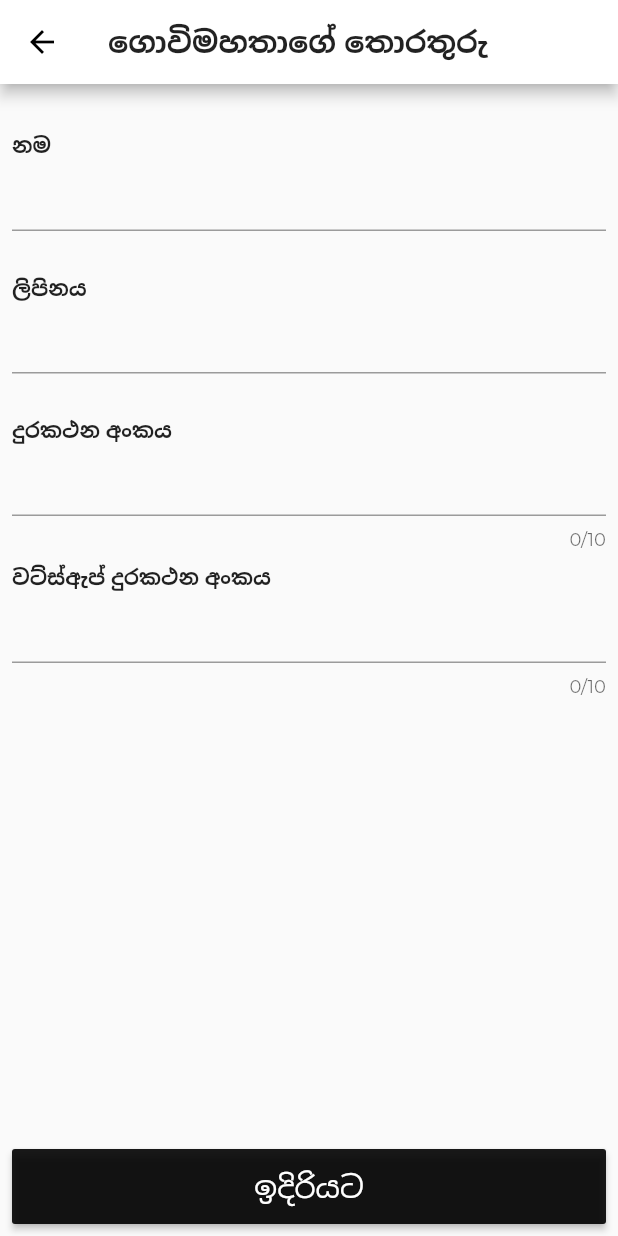
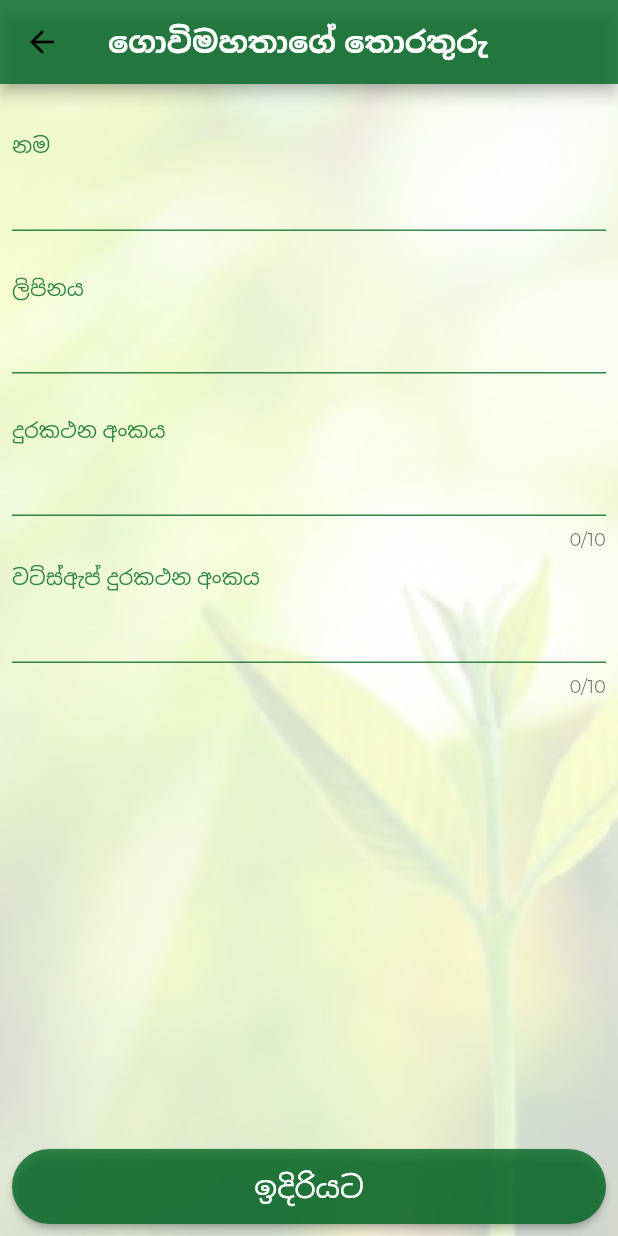
Before and after one commit to chamithchathuka/goviwiruvo_app, a Flutter app: the AddFarmer screen opened by its route, on a phone screen of 412 x 824 dp. Run offline on Flutter 3.47's test engine with Material 2 defaults, Android fonts, the phone set to English and light mode, and no system bars; our stand-ins replace auto_size_text, firebase_auth, location, modal_progress_hud, rflutter_alert, shared_preferences and 1 more; accounts and stored records are empty.

Commit message:
change farmer scrn ui

```diff
--- a/lib/screens/addfarmer.dart
+++ b/lib/screens/addfarmer.dart
@@ -52,7 +52,9 @@ class _AddFarmerState extends State<AddFarmer> {
                 alignment: Alignment.topLeft,
                 child: Text(
                   "ලිපිනය",
-                  style: TextStyle(fontWeight: FontWeight.bold),
+                  style: TextStyle(
+                      color:Color.fromRGBO(0, 102, 34,0.8)
+                  ),
                   textAlign: TextAlign.left,
                 )),
             Container(
@@ -64,6 +66,17 @@ class _AddFarmerState extends State<AddFarmer> {
 //                  ),
                   Expanded(
                     child: TextFormField(
+                      decoration:  new InputDecoration(
+                      enabledBorder: UnderlineInputBorder(
+                      borderSide: BorderSide(color: Color.fromRGBO(0, 102, 34,0.8))),
+                      focusedBorder: UnderlineInputBorder(
+                      borderSide: BorderSide(color: Color.fromRGBO(0, 102, 34,0.8))) ,
+                      ),
+                      style: new TextStyle(
+                      color: Color.fromRGBO(0, 102, 34,0.8),
+                      decorationColor: Color.fromRGBO(0, 102, 34,0.8),//Font color change
+                      ),
+
                       validator: (value) {
                         if (value.isEmpty) {
                           return ('ලිපිනය ඇතුලත්කරන්න');
@@ -106,7 +119,9 @@ class _AddFarmerState extends State<AddFarmer> {
                 alignment: Alignment.topLeft,
                 child: Text(
                   "නම",
-                  style: TextStyle(fontWeight: FontWeight.bold),
+                  style: TextStyle(
+                    color:Color.fromRGBO(0, 102, 34,0.8)
+                ),
                   textAlign: TextAlign.left,
                 )),
             Container(
@@ -118,6 +133,16 @@ class _AddFarmerState extends State<AddFarmer> {
 //                  ),
                   Expanded(
                     child: TextFormField(
+                      decoration:  new InputDecoration(
+                        enabledBorder: UnderlineInputBorder(
+                            borderSide: BorderSide(color: Color.fromRGBO(0, 102, 34,0.8))),
+                        focusedBorder: UnderlineInputBorder(
+                            borderSide: BorderSide(color: Color.fromRGBO(0, 102, 34,0.8))) ,
+                      ),
+                      style: new TextStyle(
+                        color: Color.fromRGBO(0, 102, 34,0.8),
+                        decorationColor: Color.fromRGBO(0, 102, 34,0.8),//Font color change
+                      ),
                       validator: (value) {
                         if (value.isEmpty) {
                           return ('නම ඇතුලත්කරන්න');
@@ -143,7 +168,9 @@ class _AddFarmerState extends State<AddFarmer> {
                 alignment: Alignment.topLeft,
                 child: Text(
                   "දුරකථන අංකය",
-                  style: TextStyle(fontWeight: FontWeight.bold),
+                  style: TextStyle(
+                    color:Color.fromRGBO(0, 102, 34,0.8)
+                ),
                   textAlign: TextAlign.left,
                 )),
             Container(
@@ -155,6 +182,16 @@ class _AddFarmerState extends State<AddFarmer> {
 //                  ),
                   Expanded(
                     child: TextFormField(
+                      decoration:  new InputDecoration(
+                        enabledBorder: UnderlineInputBorder(
+                            borderSide: BorderSide(color: Color.fromRGBO(0, 102, 34,0.8))),
+                        focusedBorder: UnderlineInputBorder(
+                            borderSide: BorderSide(color: Color.fromRGBO(0, 102, 34,0.8))) ,
+                      ),
+                      style: new TextStyle(
+                        color: Color.fromRGBO(0, 102, 34,0.8),
+                        decorationColor: Color.fromRGBO(0, 102, 34,0.8),//Font color change
+                      ),
                       validator: (value) {
                         if (value.isEmpty) {
                           return ('දුරකථන අංකය ඇතුලත්කරන්න');
@@ -187,7 +224,9 @@ class _AddFarmerState extends State<AddFarmer> {
                 alignment: Alignment.topLeft,
                 child: Text(
                   "වට්ස්ඇප් දුරකථන අංකය",
-                  style: TextStyle(fontWeight: FontWeight.bold),
+                  style: TextStyle(
+                      color:Color.fromRGBO(0, 102, 34,0.8)
+                  ),
                   textAlign: TextAlign.left,
                 )),
             Container(
@@ -199,6 +238,19 @@ class _AddFarmerState extends State<AddFarmer> {
 //                  ),
                   Expanded(
                     child: TextFormField(
+                      decoration:  new InputDecoration(
+                        enabledBorder: UnderlineInputBorder(
+                            borderSide: BorderSide(color: Color.fromRGBO(0, 102, 34,0.8))),
+                        focusedBorder: UnderlineInputBorder(
+                            borderSide: BorderSide(color: Color.fromRGBO(0, 102, 34,0.8))) ,
+//                        contentPadding:
+//                        EdgeInsets.only(left: 15, bottom: 10, top: 20, right: 15),
+                      ),
+                      style: new TextStyle(
+                        color: Color.fromRGBO(0, 102, 34,0.8),
+                        decorationColor: Color.fromRGBO(0, 102, 34,0.8),//Font color change
+                      ),
+
                       validator: (value) {
 //                        if(value.isEmpty){
 //                          return ('දුරකථන අංකය වැරදයි');
@@ -229,7 +281,8 @@ class _AddFarmerState extends State<AddFarmer> {
           width: double.infinity,
           height: 50,
           child: RaisedButton(
-            color: Color.fromRGBO(0, 0, 0, 0.9),
+            shape: new RoundedRectangleBorder(borderRadius: new BorderRadius.circular(30.0)),
+            color: Color.fromRGBO(0, 102, 34,0.8),
             onPressed: () {
               _validateInputs(context);
 
@@ -361,9 +414,9 @@ class _AddFarmerState extends State<AddFarmer> {
 //                      '/leadcapturesearch'); // to connect screen
 //                }),
         ],
-        backgroundColor: Color(0xFFFFFFFF),
+        backgroundColor: Color.fromRGBO(0, 102, 34,0.8),
         title: new Text(pageName,
-            style: TextStyle(fontSize: 20, fontWeight: FontWeight.bold)),
+            style: TextStyle(color:Colors.white,fontSize: 20, fontWeight: FontWeight.bold)),
       ),
 //      floatingActionButton: FloatingActionButton(
 //        onPressed: () {
@@ -373,7 +426,21 @@ class _AddFarmerState extends State<AddFarmer> {
 //        child: Icon(Icons.add_shopping_cart),
 //        backgroundColor: Colors.redAccent,
 //      ),
-      body: SafeArea(
+      body:
+
+    Container(
+    decoration: BoxDecoration(
+    color: Colors.white,
+    image: DecorationImage(
+    colorFilter:
+    ColorFilter.mode(Colors.lightGreenAccent.withOpacity(0.20),
+    BlendMode.dstATop),
+    image:  new AssetImage('assets/background_a.jpg'),
+    fit: BoxFit.cover,
+    ),
+    ),
+    child:
+      SafeArea(
         minimum: const EdgeInsets.all(8.0),
         child: Form(
           key: _formKey,
@@ -398,6 +465,7 @@ class _AddFarmerState extends State<AddFarmer> {
           }),
         ),
       ),
+    )
     );
   }
 
```
